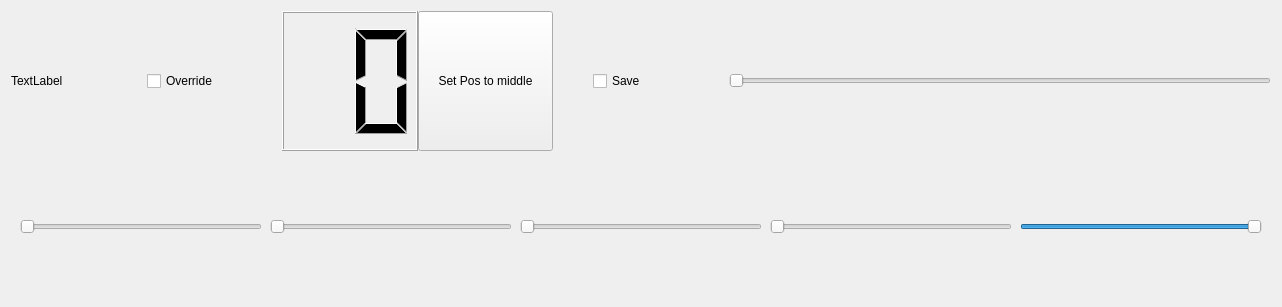
Before: the Qt Designer form ControlInputs/Position.ui in FlamingMoe85/LightInSyncQt, drawn with Qt 5.
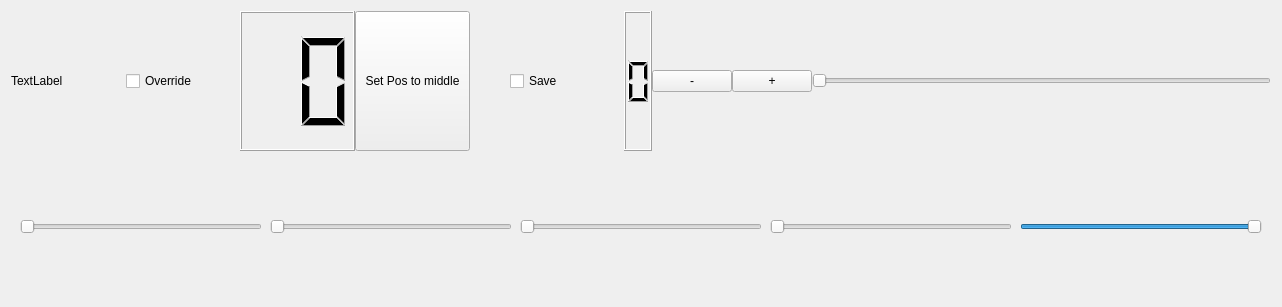
After: the same form once the commit is applied.

Commit message: added buttons for speed multiplier

```diff
--- a/ControlInputs/Position.ui
+++ b/ControlInputs/Position.ui
@@ -129,6 +129,27 @@
             </property>
            </widget>
           </item>
+          <item>
+           <widget class="QLCDNumber" name="lcdNumber_Speed">
+            <property name="digitCount">
+             <number>1</number>
+            </property>
+           </widget>
+          </item>
+          <item>
+           <widget class="QPushButton" name="pushButton_SpeedDec">
+            <property name="text">
+             <string>-</string>
+            </property>
+           </widget>
+          </item>
+          <item>
+           <widget class="QPushButton" name="pushButton_SpeedInc">
+            <property name="text">
+             <string>+</string>
+            </property>
+           </widget>
+          </item>
           <item>
            <widget class="QSlider" name="horizontalSlider_Speed">
             <property name="sizePolicy">
```
The commit also changes 2 other files.
